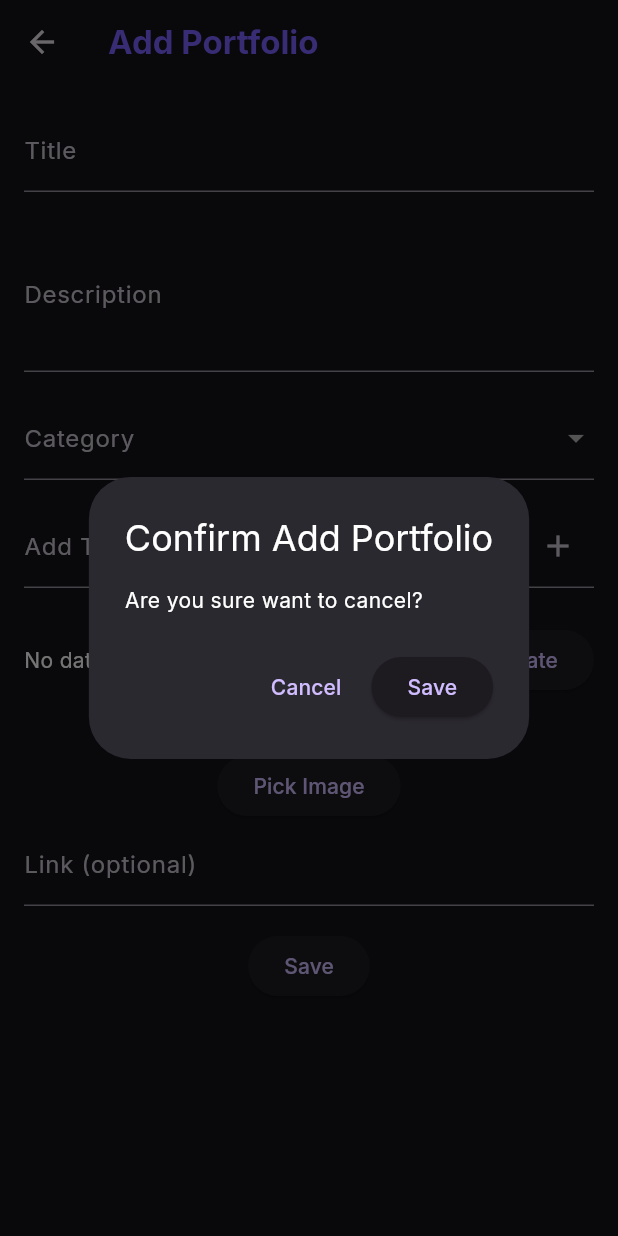
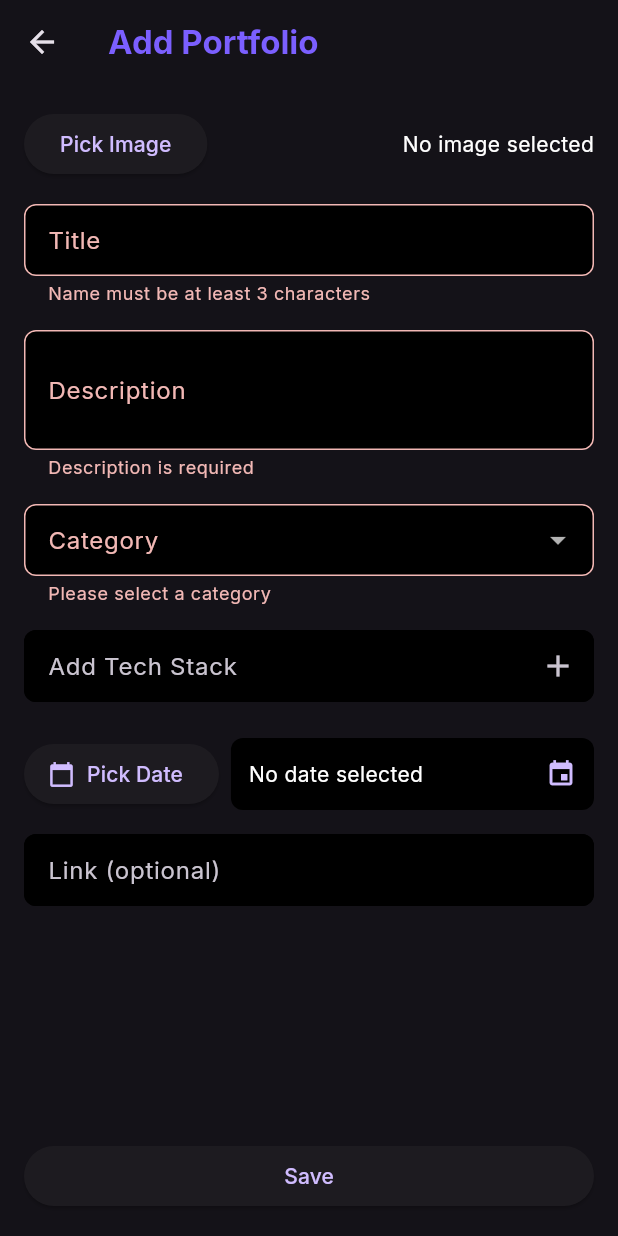
Before and after one commit to kuntowck/my_portfolio_app, a Flutter app: the PortfolioFormScreen screen opened by its route, after a tap on "Save", on a phone screen of 412 x 824 dp. Run offline on Flutter 3.47's test engine with Material 3 defaults, Android fonts, the phone set to English and light mode, and no system bars; our stand-ins replace google_fonts, image_picker.

Commit message:
Assignment 5: refactor ContactScreen and PortfolioFormScreen layout; enhance EditProfileScreen with improved input decoration and update functionality.

```diff
--- a/lib/screens/portfolio_form_screen.dart
+++ b/lib/screens/portfolio_form_screen.dart
@@ -1,4 +1,5 @@
 import 'package:flutter/material.dart';
+import 'package:intl/intl.dart';
 import 'package:my_portfolio_app/widgets/stack_chip.dart';
 import 'package:my_portfolio_app/widgets/custom_app_bar.dart';
 import 'package:provider/provider.dart';
@@ -14,15 +15,160 @@
     return Scaffold(
       appBar: CustomAppBar(title: 'Add Portfolio'),
       body: SafeArea(
-        child: SingleChildScrollView(
-          padding: const EdgeInsets.all(16),
+        child: Padding(
+          padding: const EdgeInsets.all(16.0),
           child: Form(
             key: portfolioProvider.formKey,
             child: Column(
               children: [
+                Expanded(
+                  child: SingleChildScrollView(
+                    child: _contentInputField(context, portfolioProvider),
+                  ),
+                ),
+                Row(
+                  children: [
+                    Expanded(
+                      child: ElevatedButton(
+                        onPressed: () {
+                          if (portfolioProvider.validateForm()) {
+                            showDialog(
+                              context: context,
+                              builder: (context) {
+                                return AlertDialog(
+                                  title: const Text('Confirm Add Portfolio'),
+                                  content: const Text(
+                                    'Are you sure want to cancel?',
+                                  ),
+                                  actions: [
+                                    TextButton(
+                                      onPressed: () {
+                                        Navigator.pop(context);
+                                      },
+                                      child: const Text('Cancel'),
+                                    ),
+                                    ElevatedButton(
+                                      onPressed: () {
+                                        if (portfolioProvider.stack.isEmpty) {
+                                          ScaffoldMessenger.of(
+                                            context,
+                                          ).showSnackBar(
+                                            const SnackBar(
+                                              content: Text(
+                                                "Stack is required",
+                                              ),
+                                            ),
+                                          );
+                                          return;
+                                        }
+
+                                        if (portfolioProvider.completionDate ==
+                                            null) {
+                                          ScaffoldMessenger.of(
+                                            context,
+                                          ).showSnackBar(
+                                            const SnackBar(
+                                              content: Text(
+                                                "Completion date is required",
+                                              ),
+                                            ),
+                                          );
+                                          return;
+                                        }
+
+                                        if (portfolioProvider.image == null) {
+                                          ScaffoldMessenger.of(
+                                            context,
+                                          ).showSnackBar(
+                                            const SnackBar(
+                                              content: Text(
+                                                "Image is required",
+                                              ),
+                                            ),
+                                          );
+                                          return;
+                                        }
+
+                                        portfolioProvider.addPortfolio();
+                                        ScaffoldMessenger.of(
+                                          context,
+                                        ).showSnackBar(
+                                          SnackBar(
+                                            content: Text(
+                                              'Portfolio item added successfully',
+                                            ),
+                                          ),
+                                        );
+                                        portfolioProvider.resetForm();
+                                        Navigator.pop(context);
+                                        Navigator.pop(context);
+                                      },
+                                      child: const Text("Save"),
+                                    ),
+                                  ],
+                                );
+                              },
+                            );
+                          }
+                        },
+                        child: const Text("Save"),
+                      ),
+                    ),
+                  ],
+                ),
+              ],
+            ),
+          ),
+        ),
+      ),
+    );
+  }
+}
+
+Widget _contentInputField(
+  BuildContext context,
+  PortfolioProvider portfolioProvider,
+) {
+  final InputDecoration fieldDecoration = InputDecoration(
+    filled: true,
+    fillColor: Colors.black,
+    contentPadding: const EdgeInsets.symmetric(vertical: 4, horizontal: 12),
+    border: OutlineInputBorder(borderRadius: BorderRadius.circular(8)),
+    enabledBorder: OutlineInputBorder(borderRadius: BorderRadius.circular(8)),
+    focusedBorder: OutlineInputBorder(
+      borderRadius: BorderRadius.circular(8),
+      borderSide: BorderSide(
+        color: Theme.of(context).colorScheme.primary,
+        width: 1,
+      ),
+    ),
+  );
+
+  return Column(
+    children: [
+      Row(
+        mainAxisAlignment: MainAxisAlignment.spaceBetween,
+        children: [
+          ElevatedButton(
+            onPressed: portfolioProvider.pickImage,
+            child: Text("Pick Image"),
+          ),
+          Expanded(
+            child: Align(
+              alignment: Alignment.centerRight,
+              child: portfolioProvider.image != null
+                  ? Image.file(portfolioProvider.image!, height: 150)
+                  : Text("No image selected"),
+            ),
+          ),
+        ],
+      ),
+
+      const SizedBox(height: 16),
+
       TextFormField(
         controller: portfolioProvider.titleController,
-                  decoration: const InputDecoration(labelText: "Title"),
+        decoration: fieldDecoration.copyWith(labelText: "Title"),
         autofillHints: const [AutofillHints.jobTitle],
         validator: (value) {
           if (value == null || value.isEmpty) {
@@ -38,7 +184,7 @@
 
       TextFormField(
         controller: portfolioProvider.descriptionController,
-                  decoration: const InputDecoration(labelText: "Description"),
+        decoration: fieldDecoration.copyWith(labelText: "Description"),
         maxLines: 3,
         validator: (value) => (value == null || value.trim().isEmpty)
             ? "Description is required"
@@ -47,31 +193,27 @@
       const SizedBox(height: 16),
 
       DropdownButtonFormField<String>(
-                  decoration: InputDecoration(labelText: 'Category'),
+        decoration: fieldDecoration.copyWith(labelText: 'Category'),
         value: portfolioProvider.category,
-                  items: ['Web App', 'Mobile App', 'UI Design', 'Data Analyst']
+        items: portfolioProvider.categories
             .map(
-                        (category) => DropdownMenuItem(
-                          value: category,
-                          child: Text(category),
-                        ),
+              (category) =>
+                  DropdownMenuItem(value: category, child: Text(category)),
             )
             .toList(),
         onChanged: portfolioProvider.setCategory,
-                  validator: (value) =>
-                      value == null ? 'Please select a category' : null,
+        validator: (value) => value == null ? 'Please select a category' : null,
       ),
       const SizedBox(height: 16),
 
       TextFormField(
         controller: portfolioProvider.stackController,
-                  decoration: InputDecoration(
+        decoration: fieldDecoration.copyWith(
           labelText: "Add Tech Stack",
           suffixIcon: IconButton(
             icon: const Icon(Icons.add),
             onPressed: () {
-                        final value = portfolioProvider.stackController.text
-                            .trim();
+              final value = portfolioProvider.stackController.text.trim();
               if (value.isNotEmpty) {
                 portfolioProvider.setStack(value);
                 portfolioProvider.stackController.clear();
@@ -95,40 +237,59 @@
       const SizedBox(height: 16),
 
       Row(
+        mainAxisAlignment: MainAxisAlignment.spaceBetween,
         children: [
+          // onPressed: onPickDate,
+          ElevatedButton.icon(
+            onPressed: () => portfolioProvider.pickDate(context),
+            icon: const Icon(Icons.calendar_today, size: 18),
+            label: const Text('Pick Date'),
+            style: ElevatedButton.styleFrom(),
+          ),
+          SizedBox(width: 8),
           Expanded(
+            child: Container(
+              padding: const EdgeInsets.symmetric(vertical: 14, horizontal: 12),
+              decoration: BoxDecoration(
+                color: Colors.black,
+                borderRadius: BorderRadius.circular(8),
+                // border: Border.all(
+                //   color: Theme.of(context).colorScheme.primary,
+                // ),
+              ),
+              child: Row(
+                mainAxisAlignment: MainAxisAlignment.spaceBetween,
+                children: [
+                  Flexible(
                     child: Text(
                       portfolioProvider.completionDate == null
                           ? 'No date selected'
-                            : 'Selected Date: ${portfolioProvider.completionDate!.toLocal()}',
+                          : DateFormat('dd/MM/yyyy').format(
+                              portfolioProvider.completionDate!.toLocal(),
+                            ),
+                      style: TextStyle(
+                        // color: Theme.of(context).colorScheme.primary,
+                        fontSize: 14,
+                      ),
+                      overflow: TextOverflow.ellipsis,
                     ),
                   ),
-                    ElevatedButton(
-                      onPressed: () => portfolioProvider.pickDate(context),
-                      child: Text('Pick Date'),
+                  Icon(
+                    Icons.event,
+                    size: 20,
+                    color: Theme.of(context).colorScheme.primary,
+                  ),
+                ],
+              ),
+            ),
           ),
         ],
       ),
       const SizedBox(height: 16),
 
-                Column(
-                  mainAxisAlignment: MainAxisAlignment.spaceBetween,
-                  children: [
-                    portfolioProvider.image != null
-                        ? Image.file(portfolioProvider.image!, height: 150)
-                        : Text("No image selected"),
-                    ElevatedButton(
-                      onPressed: portfolioProvider.pickImage,
-                      child: Text("Pick Image"),
-                    ),
-                  ],
-                ),
-
       TextFormField(
         controller: portfolioProvider.linkController,
-                  decoration: const InputDecoration(
-                    labelText: "Link (optional)",
-                  ),
+        decoration: fieldDecoration.copyWith(labelText: "Link (optional)"),
         validator: (value) {
           if (value == null || value.isEmpty) return null;
           final urlPattern =
@@ -141,84 +302,6 @@
         },
       ),
       const SizedBox(height: 16),
-
-                ElevatedButton(
-                  onPressed: () {
-                    showDialog(
-                      context: context,
-                      builder: (context) {
-                        return AlertDialog(
-                          title: const Text('Confirm Add Portfolio'),
-                          content: const Text('Are you sure want to cancel?'),
-                          actions: [
-                            TextButton(
-                              onPressed: () {
-                                Navigator.pop(
-                                  context,
-                                ); // Tutup dialog tanpa action
-                              },
-                              child: const Text('Cancel'),
-                            ),
-                            ElevatedButton(
-                              onPressed: () {
-                                if (portfolioProvider.validateForm()) {
-                                  if (portfolioProvider.stack.isEmpty) {
-                                    ScaffoldMessenger.of(context).showSnackBar(
-                                      const SnackBar(
-                                        content: Text("Stack is required"),
-                                      ),
-                                    );
-                                    return;
-                                  }
-
-                                  if (portfolioProvider.completionDate ==
-                                      null) {
-                                    ScaffoldMessenger.of(context).showSnackBar(
-                                      const SnackBar(
-                                        content: Text(
-                                          "Completion date is required",
-                                        ),
-                                      ),
-                                    );
-                                    return;
-                                  }
-
-                                  if (portfolioProvider.image == null) {
-                                    ScaffoldMessenger.of(context).showSnackBar(
-                                      const SnackBar(
-                                        content: Text("Image is required"),
-                                      ),
-                                    );
-                                    return;
-                                  }
-
-                                  portfolioProvider.addPortfolio();
-                                  ScaffoldMessenger.of(context).showSnackBar(
-                                    SnackBar(
-                                      content: Text(
-                                        'Portfolio item added successfully',
-                                      ),
-                                    ),
-                                  );
-                                  portfolioProvider.resetForm();
-                                  Navigator.pop(context);
-                                  Navigator.pop(context);
-                                }
-                              },
-                              child: const Text("Save"),
-                            ),
     ],
   );
-                      },
-                    );
-                  },
-                  child: const Text("Save"),
-                ),
-              ],
-            ),
-          ),
-        ),
-      ),
-    );
 }
-}
```
Also changed, not shown: lib/screens/contact_screen.dart (+17 -1 lines), lib/screens/profile_edit_screen.dart (+46 -23 lines). Lines whose indentation alone changed are shown as unchanged.
